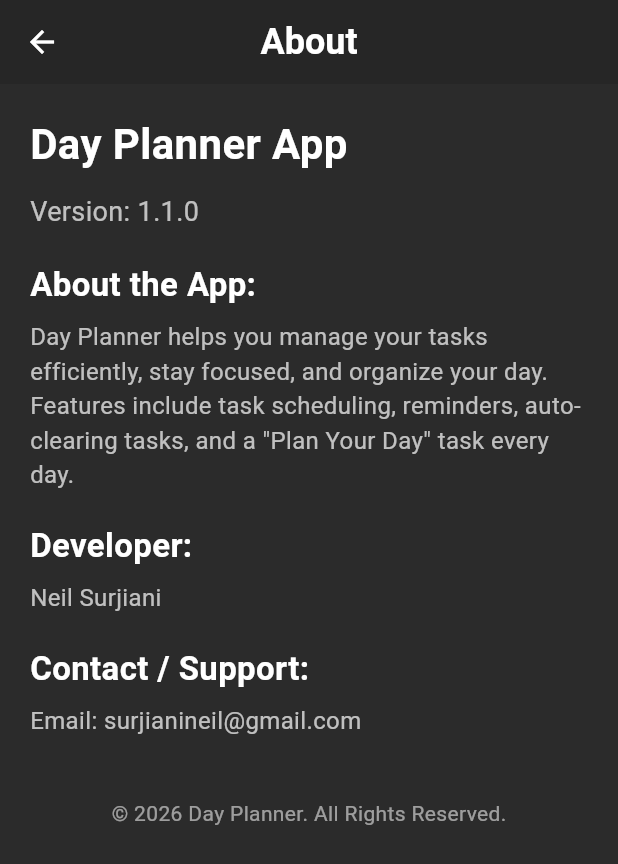
After one commit to neil-surjiani/plan_it, a Flutter app: the SettingsPage screen opened directly, after a tap on "About", on a phone screen of 412 x 824 dp. The commit adds this screen. Shown: the top 864 px of the screen. Run offline on Flutter 3.47's test engine with Material 3 defaults, Android fonts, the phone set to English and light mode, and no system bars; our stand-ins replace shared_preferences; accounts and stored records are empty.

Commit message:
About Page

```diff
--- /dev/null
+++ b/lib/about.dart
@@ -0,0 +1,97 @@
+import 'package:flutter/material.dart';
+
+class AboutPage extends StatelessWidget {
+  const AboutPage({super.key});
+
+  @override
+  Widget build(BuildContext context) {
+    return Scaffold(
+      backgroundColor: const Color.fromARGB(255, 43, 43, 43),
+      appBar: AppBar(
+        backgroundColor: const Color.fromARGB(255, 38, 38, 38),
+        title: const Text(
+          'About',
+          style: TextStyle(
+            color: Colors.white,
+            fontWeight: FontWeight.bold,
+            fontSize: 24,
+          ),
+        ),
+        centerTitle: true,
+        iconTheme: const IconThemeData(color: Colors.white),
+      ),
+      body: Padding(
+        padding: const EdgeInsets.all(20),
+        child: Column(
+          crossAxisAlignment: CrossAxisAlignment.start,
+          children: [
+            const Text(
+              'Day Planner App',
+              style: TextStyle(
+                fontSize: 28,
+                fontWeight: FontWeight.bold,
+                color: Colors.white,
+              ),
+            ),
+            const SizedBox(height: 12),
+            const Text(
+              'Version: 1.1.0',
+              style: TextStyle(color: Colors.white70, fontSize: 18),
+            ),
+            const SizedBox(height: 20),
+            const Text(
+              'About the App:',
+              style: TextStyle(
+                fontSize: 22,
+                fontWeight: FontWeight.bold,
+                color: Colors.white,
+              ),
+            ),
+            const SizedBox(height: 8),
+            const Text(
+              'Day Planner helps you manage your tasks efficiently, '
+              'stay focused, and organize your day. Features include task '
+              'scheduling, reminders, auto-clearing tasks, and a "Plan Your Day" task every day.',
+              style: TextStyle(color: Colors.white70, fontSize: 16),
+            ),
+            const SizedBox(height: 20),
+            const Text(
+              'Developer:',
+              style: TextStyle(
+                fontSize: 22,
+                fontWeight: FontWeight.bold,
+                color: Colors.white,
+              ),
+            ),
+            const SizedBox(height: 8),
+            const Text(
+              'Neil Surjiani',
+              style: TextStyle(color: Colors.white70, fontSize: 16),
+            ),
+            const SizedBox(height: 20),
+            const Text(
+              'Contact / Support:',
+              style: TextStyle(
+                fontSize: 22,
+                fontWeight: FontWeight.bold,
+                color: Colors.white,
+              ),
+            ),
+            const SizedBox(height: 8),
+            const Text(
+              'Email: surjianineil@gmail.com',
+              style: TextStyle(color: Colors.white70, fontSize: 16),
+            ),
+            const SizedBox(height: 40),
+            Center(
+              child: Text(
+                '© 2026 Day Planner. All Rights Reserved.',
+                style: TextStyle(color: Colors.white54, fontSize: 14),
+              ),
+            ),
+          ],
+        ),
+      ),
+    );
+  }
+}
--- a/lib/settings.dart
+++ b/lib/settings.dart
@@ -1,3 +1,5 @@
+import 'package:day_planner/about.dart';
+import 'package:day_planner/main.dart';
 import 'package:flutter/material.dart';
 import 'package:shared_preferences/shared_preferences.dart';
 import 'task_data.dart';
@@ -36,9 +38,9 @@ class _SettingsPageState extends State<SettingsPage> {
     final prefs = await SharedPreferences.getInstance();
     await prefs.remove('tasks');
     tasksNotifier.value = [];
-    ScaffoldMessenger.of(context).showSnackBar(
-      const SnackBar(content: Text('All tasks have been reset!')),
-    );
+    ScaffoldMessenger.of(
+      context,
+    ).showSnackBar(const SnackBar(content: Text('All tasks have been reset!')));
   }
 
   @override
@@ -50,11 +52,11 @@ class _SettingsPageState extends State<SettingsPage> {
           style: TextStyle(
             color: Colors.white,
             fontSize: 24,
-            fontWeight: FontWeight.bold
-          )
+            fontWeight: FontWeight.bold,
+          ),
         ),
         backgroundColor: const Color.fromARGB(255, 38, 38, 38),
-        iconTheme: const IconThemeData(color: Colors.white,),
+        iconTheme: const IconThemeData(color: Colors.white),
         centerTitle: true,
       ),
       backgroundColor: const Color.fromARGB(255, 43, 43, 43),
@@ -98,6 +100,15 @@ class _SettingsPageState extends State<SettingsPage> {
             trailing: const Icon(Icons.refresh, color: Colors.white),
             onTap: _resetTasks,
           ),
+          ListTile(
+            title: const Text(
+              'About',
+              style: TextStyle(color: Colors.white, fontSize: 20),
+            ),
+            onTap: () {
+            navigateTo(context, AboutPage());
+            },
+          ),
         ],
       ),
     );
```
Also changed, not shown: 1 other file.
